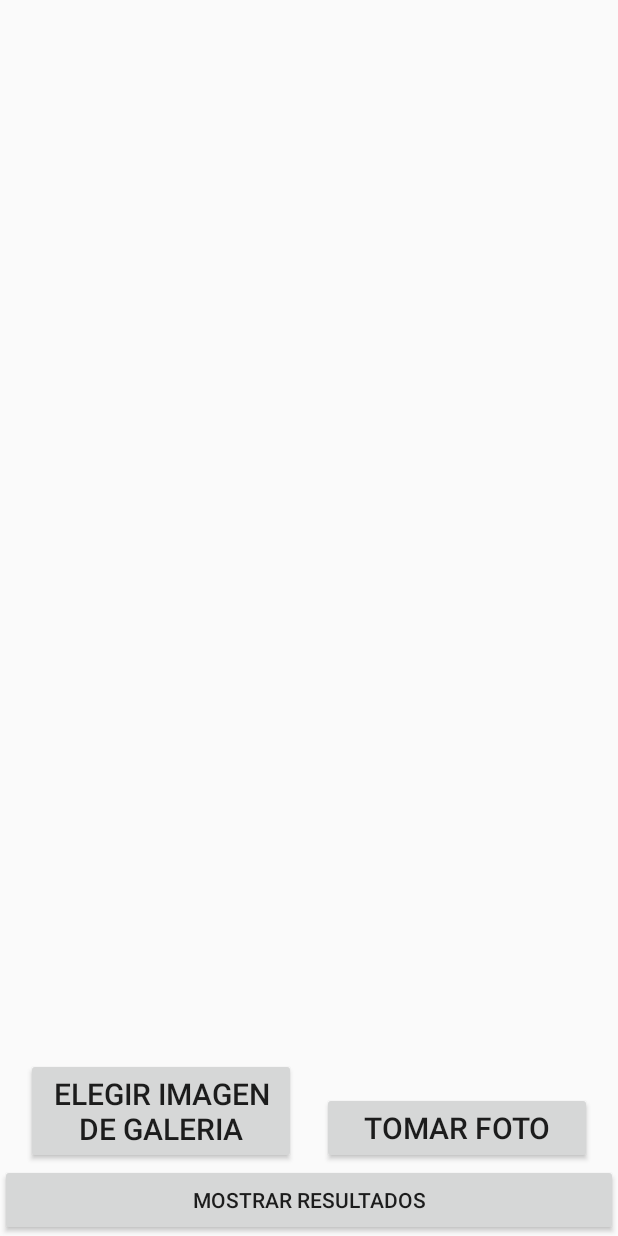
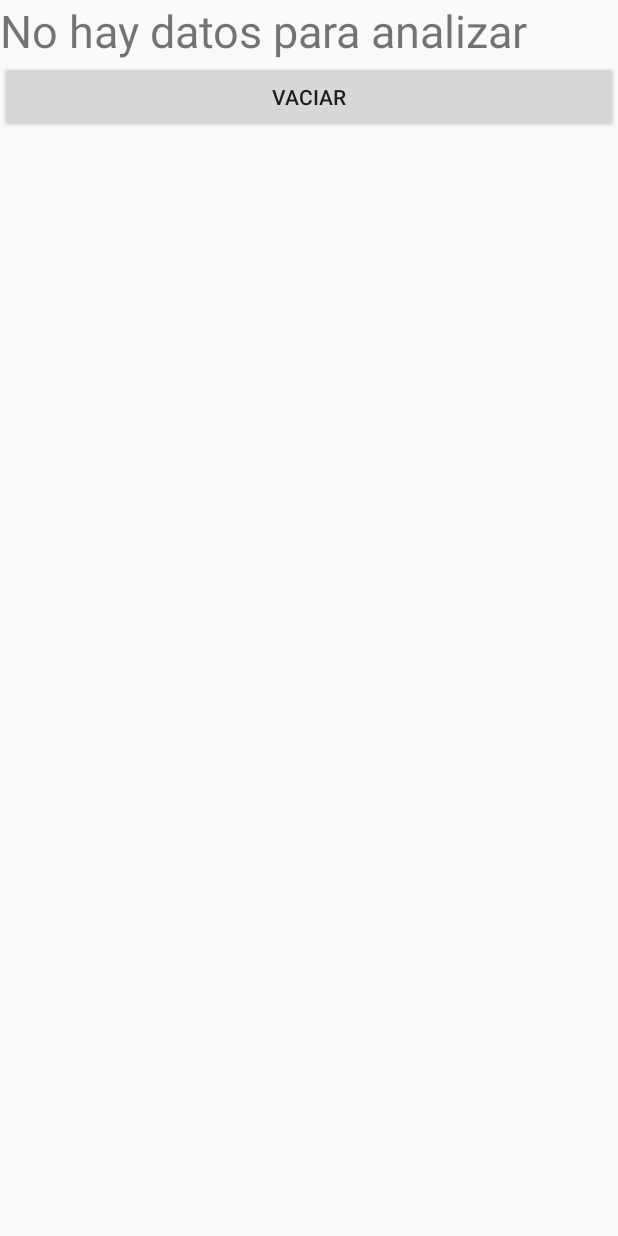
Before and after one commit to igalpr/DAI-TP6, an Android app: the screen it shows after launch (MainActivity), after a tap on "MOSTRAR RESULTADOS", on a phone screen of 412 x 824 dp. Run offline under Robolectric (Android 15) with nearby library versions, the phone set to English and light mode, and no system bars; libraries missing offline, so code that uses them is left out: com.microsoft.projectoxford; 1 statement that could not run was skipped.

```diff
--- a/app/src/main/java/com/example/dai_tp6/FragmentHome.java
+++ b/app/src/main/java/com/example/dai_tp6/FragmentHome.java
@@ -103,7 +103,7 @@ public class FragmentHome extends Fragment implements View.OnClickListener {
             if(TengoPermisos)
             {
                 Log.d("Permisos","Tengo los 151");
-                TomarFoto.setEnabled(true);
+                TomarFoto.setEnabled(false);
             }
             else
             {
@@ -125,7 +125,7 @@ public class FragmentHome extends Fragment implements View.OnClickListener {
         if(v.getId()==VerEstadistica.getId())
         {
             MainActivity main=(MainActivity)getActivity();
-
+            main.Reemplazar();
         }
     }
     public void PresionarTomarFoto(View vista)
@@ -256,31 +256,41 @@ public class FragmentHome extends Fragment implements View.OnClickListener {
     }
     public void procesarResultadosDeCaras(Face[] carasAProcesar)
     {
-        int cantidadHombres,CantidadMujeres;
+        int cantidadHombres,CantidadMujeres, contadorPersonas, edad, barba, laPelada, sonrisa, anteojos, maquillaje, cantHombresConBarba, cantidadIntelectuales;
         cantidadHombres=preferencias.getInt("cantidadHombres",0);
         CantidadMujeres=preferencias.getInt("cantidadMujeres",0);
+        contadorPersonas=preferencias.getInt("contadorPersonas",0);
+        edad=preferencias.getInt("edad",0);
+        barba=preferencias.getInt("barba",0);
+        laPelada=preferencias.getInt("laPelada",0);
+        sonrisa=preferencias.getInt("sonrisa",0);
+        anteojos=preferencias.getInt("anteojos",0);
+        maquillaje=preferencias.getInt("maquillaje",0);
+        cantHombresConBarba=preferencias.getInt("cantHombresConBarba",0);
+        cantidadIntelectuales=preferencias.getInt("cantidadIntelectuales",0);
         String Mensaje="";
         MainActivity main=(MainActivity)getActivity();
         for(int puntero=0;puntero<carasAProcesar.length;puntero++)
         {
+            contadorPersonas++;
             Mensaje+="Edad: "+carasAProcesar[puntero].faceAttributes.age;
             Mensaje+="- Género: "+carasAProcesar[puntero].faceAttributes.gender;
             Mensaje+="- Barba: "+carasAProcesar[puntero].faceAttributes.facialHair.beard;
             if(main.Hair)
             {
-                Mensaje+="-Pelo: "+carasAProcesar[puntero].faceAttributes.hair;
+                Mensaje+="- Sin Pelo: "+carasAProcesar[puntero].faceAttributes.hair.bald;
             }
             if(main.Smile)
             {
-                Mensaje+="-Sonrisa: "+carasAProcesar[puntero].faceAttributes.smile;
+                Mensaje+="- Sonrisa: "+carasAProcesar[puntero].faceAttributes.smile;
             }
             if(main.Glasses)
             {
-                Mensaje+="-Anteojos: "+carasAProcesar[puntero].faceAttributes.glasses;
+                Mensaje+="- Anteojos: "+carasAProcesar[puntero].faceAttributes.glasses;
             }
             if(main.Makeup)
             {
-                Mensaje+="-Maquillaje: "+carasAProcesar[puntero].faceAttributes.makeup;
+                Mensaje+="- Maquillaje de Labios: "+carasAProcesar[puntero].faceAttributes.makeup.lipMakeup;
             }
 
             if(carasAProcesar[puntero].faceAttributes.gender.equals("male"))
@@ -291,10 +301,40 @@ public class FragmentHome extends Fragment implements View.OnClickListener {
             {
                 CantidadMujeres++;
             }
+            edad+=carasAProcesar[puntero].faceAttributes.age;
+            barba+=carasAProcesar[puntero].faceAttributes.facialHair.beard;
+            laPelada+=carasAProcesar[puntero].faceAttributes.hair.bald;
+            sonrisa+=carasAProcesar[puntero].faceAttributes.smile;
+            if(carasAProcesar[puntero].faceAttributes.glasses.name()!="NoGlasses")
+            {anteojos++;}
+            if(carasAProcesar[puntero].faceAttributes.makeup.lipMakeup)
+            {
+                maquillaje++;
+            }
+            if(carasAProcesar[puntero].faceAttributes.gender.equals("male") && carasAProcesar[puntero].faceAttributes.facialHair.beard>0)
+            {
+                cantHombresConBarba++;
+            }
+            if(carasAProcesar[puntero].faceAttributes.facialHair.beard>=0.3 && !carasAProcesar[puntero].faceAttributes.glasses.equals("NoGlasses"))
+            {
+                cantidadIntelectuales++;
+            }
+
+
             SharedPreferences.Editor editorPreferencias;
             editorPreferencias=preferencias.edit();
             editorPreferencias.putInt("cantidadHombres",cantidadHombres);
             editorPreferencias.putInt("cantidadMujeres",CantidadMujeres);
+            editorPreferencias.putInt("contadorPersonas",contadorPersonas);
+
+            editorPreferencias.putInt("edad",edad);
+            editorPreferencias.putInt("barba",barba);
+            editorPreferencias.putInt("laPelada",laPelada);
+            editorPreferencias.putInt("sonrisa",sonrisa);
+            editorPreferencias.putInt("anteojos",anteojos);
+            editorPreferencias.putInt("maquillaje",maquillaje);
+            editorPreferencias.putInt("cantHombresConBarba",cantHombresConBarba);
+            editorPreferencias.putInt("cantidadIntelectuales",cantidadIntelectuales);
             editorPreferencias.commit();
             if(puntero<carasAProcesar.length-1)
             {
--- /dev/null
+++ b/app/src/main/java/com/example/dai_tp6/FragmentResultados.java
@@ -0,0 +1,80 @@
+package com.example.dai_tp6;
+
+import android.app.Fragment;
+import android.content.Context;
+import android.content.SharedPreferences;
+import android.os.Bundle;
+import android.support.annotation.Nullable;
+import android.util.Log;
+import android.view.LayoutInflater;
+import android.view.View;
+import android.view.ViewGroup;
+import android.widget.Button;
+import android.widget.TextView;
+
+public class FragmentResultados extends Fragment implements View.OnClickListener {
+    TextView textresult;
+    SharedPreferences preferencias;
+    Button boton;
+    @Override
+    public View onCreateView(LayoutInflater inflater,ViewGroup container, Bundle savedInstanceState) {
+        View VistaADevolver=inflater.inflate(R.layout.resultados,container,false);
+        textresult=VistaADevolver.findViewById(R.id.TextoResultados);
+        preferencias=this.getActivity().getSharedPreferences("DAI-TP6", Context.MODE_PRIVATE);
+        String Mensaje;
+        boton=VistaADevolver.findViewById(R.id.BotonVaciar);
+        boton.setOnClickListener(this);
+        int hombres,mujeres,personas,intelectuales,edad, barba, laPelada, sonrisa, anteojos, maquillaje, cantHombresConBarba;
+        hombres=preferencias.getInt("cantidadHombres",0);
+        mujeres=preferencias.getInt("cantidadMujeres",0);
+        personas=preferencias.getInt("contadorPersonas",0);
+        edad=preferencias.getInt("edad",0);
+        barba=preferencias.getInt("barba",0);
+        laPelada=preferencias.getInt("laPelada",0);
+        sonrisa=preferencias.getInt("sonrisa",0);
+        anteojos=preferencias.getInt("anteojos",0);
+        maquillaje=preferencias.getInt("maquillaje",0);
+        cantHombresConBarba=preferencias.getInt("cantHombresConBarba",0);
+        intelectuales=preferencias.getInt("cantidadIntelectuales",0);
+        if(cantHombresConBarba==0)
+        {
+            cantHombresConBarba=1;
+        }
+        if(personas==0)
+        {
+            Mensaje="No hay datos para analizar";
+        }
+        else {
+            Mensaje = "De las " + personas + ", la cantidad de hombres es" + hombres + " y la cantidad de mujeres es " + mujeres;
+            Mensaje += ". El promedio de edad es de " + edad / personas;
+            Mensaje += ". El porcentaje de hombre con barba es de " + (cantHombresConBarba / personas) * 100 + "% y el promedio de barba dentro de estos es " + barba / cantHombresConBarba;
+            Mensaje += ". El promedio de pelada es de " + laPelada / personas;
+            Mensaje += ". El promedio de personas con problemas de vista o locos que quieren ser cool es " + (anteojos*100 / personas)  + "%";
+            Log.d("Valores", "anteojos: " + anteojos);
+            Log.d("Valores", "personas: " + personas);
+            Mensaje += ". Y por ultimo y mas importante la elite, los conocedores de la vida, los intelectuales son " + intelectuales + " personas";
+        }
+        textresult.setText(Mensaje);
+        return VistaADevolver;
+    }
+
+    @Override
+    public void onClick(View v) {
+        SharedPreferences.Editor editorPreferencias;
+        editorPreferencias=preferencias.edit();
+        editorPreferencias.putInt("cantidadHombres",0);
+        editorPreferencias.putInt("cantidadMujeres",0);
+        editorPreferencias.putInt("contadorPersonas",0);
+        editorPreferencias.putInt("edad",0);
+        editorPreferencias.putInt("barba",0);
+        editorPreferencias.putInt("laPelada",0);
+        editorPreferencias.putInt("sonrisa",0);
+        editorPreferencias.putInt("anteojos",0);
+        editorPreferencias.putInt("maquillaje",0);
+        editorPreferencias.putInt("cantHombresConBarba",0);
+        editorPreferencias.putInt("cantidadIntelectuales",0);
+        editorPreferencias.commit();
+        MainActivity main=(MainActivity)getActivity();
+        main.Volver();
+    }
+}
--- /dev/null
+++ b/app/src/main/res/layout/resultados.xml
@@ -0,0 +1,19 @@
+<?xml version="1.0" encoding="utf-8"?>
+<android.support.constraint.ConstraintLayout xmlns:android="http://schemas.android.com/apk/res/android"
+    android:layout_width="match_parent"
+    android:layout_height="match_parent"
+    xmlns:app="http://schemas.android.com/apk/res-auto">
+    <TextView
+        android:layout_width="match_parent"
+        android:layout_height="wrap_content"
+        app:layout_constraintLeft_toLeftOf="parent"
+        app:layout_constraintTop_toTopOf="parent"
+        android:textSize="30sp"
+        android:id="@+id/TextoResultados"/>
+    <Button
+        android:layout_width="match_parent"
+        android:layout_height="wrap_content"
+        android:id="@+id/BotonVaciar"
+        app:layout_constraintTop_toBottomOf="@id/TextoResultados"
+        android:text="Vaciar"/>
+</android.support.constraint.ConstraintLayout>
```
Also changed, not shown: app/src/main/java/com/example/dai_tp6/MainActivity.java (+71 -3 lines), app/src/main/res/layout/pantalla_principal.xml (+7 -1 lines).
